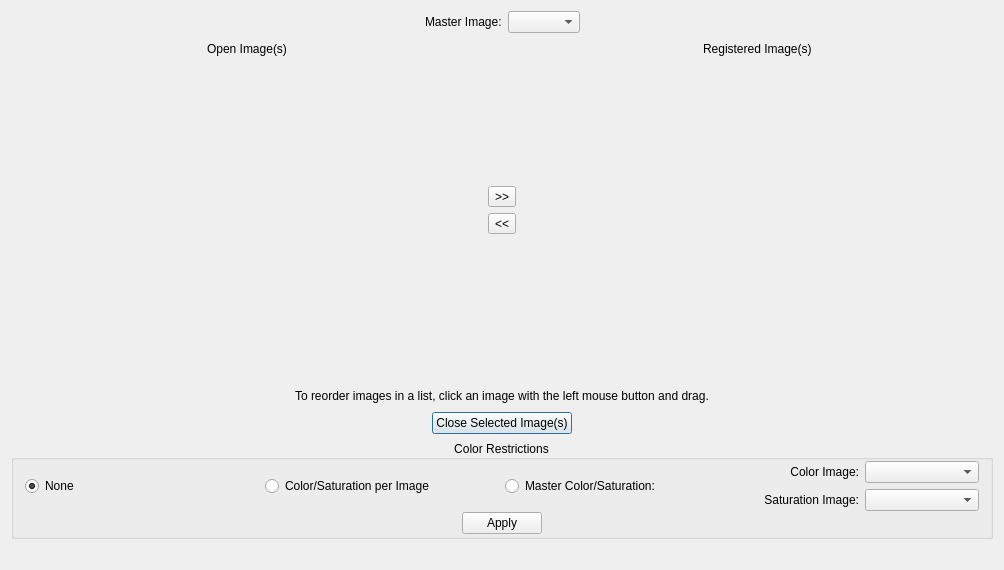
This is code/display/QtViewer/ImageManager/ImageManagerDialog.ui in radio-astro/casa as Qt 5 draws it before an edit. The edited form follows.
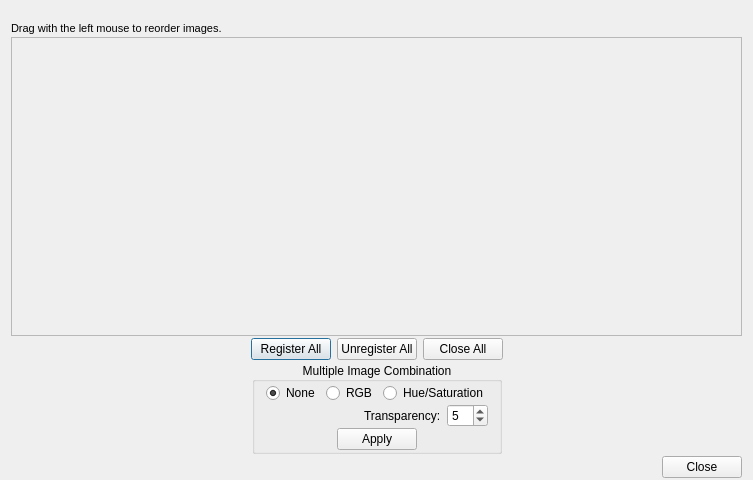
This is the edited form.

Commit message: New Development: No             JIRA Issue: CAS-4081         Ready for Test: No      Interface Changes: Yes What Interface Changed: Extensive changes to Viewer/Image Manager Interface          Test Programs: List test programs   Put in Release Notes: No              Module(s): Viewer/Image Manager            Description: Rework of Image Manager based on review by Ott and Kern.

Diff of the .ui file:
```diff
--- a/code/display/QtViewer/ImageManager/ImageManagerDialog.ui
+++ b/code/display/QtViewer/ImageManager/ImageManagerDialog.ui
@@ -6,64 +6,23 @@
    <rect>
     <x>0</x>
     <y>0</y>
-    <width>1004</width>
-    <height>570</height>
+    <width>753</width>
+    <height>480</height>
    </rect>
   </property>
   <property name="windowTitle">
    <string>ImageManagerDialog</string>
   </property>
-  <layout class="QVBoxLayout" name="verticalLayout_6">
-   <item>
-    <layout class="QHBoxLayout" name="horizontalLayout">
-     <item>
-      <spacer name="horizontalSpacer">
-       <property name="orientation">
-        <enum>Qt::Horizontal</enum>
-       </property>
-       <property name="sizeHint" stdset="0">
-        <size>
-         <width>40</width>
-         <height>20</height>
-        </size>
-       </property>
-      </spacer>
-     </item>
-     <item>
-      <widget class="QLabel" name="label_3">
-       <property name="text">
-        <string>Master Image:</string>
-       </property>
-      </widget>
-     </item>
-     <item>
-      <widget class="QComboBox" name="masterImageComboBox">
-       <property name="toolTip">
-        <string>Select the image used to set the field of view.</string>
-       </property>
-      </widget>
-     </item>
-     <item>
-      <spacer name="horizontalSpacer_2">
-       <property name="orientation">
-        <enum>Qt::Horizontal</enum>
-       </property>
-       <property name="sizeHint" stdset="0">
-        <size>
-         <width>40</width>
-         <height>20</height>
-        </size>
-       </property>
-      </spacer>
-     </item>
-    </layout>
-   </item>
-   <item>
-    <layout class="QHBoxLayout" name="horizontalLayout_10">
-     <item>
       <layout class="QVBoxLayout" name="verticalLayout_2">
-       <item>
-        <layout class="QHBoxLayout" name="horizontalLayout_2">
+   <property name="spacing">
+    <number>2</number>
+   </property>
+   <property name="topMargin">
+    <number>2</number>
+   </property>
+   <property name="bottomMargin">
+    <number>2</number>
+   </property>
          <item>
           <spacer name="horizontalSpacer_8">
            <property name="orientation">
@@ -78,181 +37,36 @@
           </spacer>
          </item>
          <item>
-          <widget class="QLabel" name="label_2">
-           <property name="text">
-            <string>Open Image(s)</string>
-           </property>
-          </widget>
-         </item>
-         <item>
-          <spacer name="horizontalSpacer_9">
-           <property name="orientation">
-            <enum>Qt::Horizontal</enum>
-           </property>
-           <property name="sizeHint" stdset="0">
-            <size>
-             <width>40</width>
-             <height>20</height>
-            </size>
-           </property>
-          </spacer>
-         </item>
-        </layout>
-       </item>
-       <item>
-        <widget class="QWidget" name="openHolder" native="true">
-         <property name="sizePolicy">
-          <sizepolicy hsizetype="Expanding" vsizetype="Expanding">
-           <horstretch>0</horstretch>
-           <verstretch>0</verstretch>
-          </sizepolicy>
-         </property>
-        </widget>
-       </item>
-      </layout>
-     </item>
-     <item>
-      <layout class="QVBoxLayout" name="verticalLayout_3">
-       <item>
-        <spacer name="verticalSpacer">
-         <property name="orientation">
-          <enum>Qt::Vertical</enum>
-         </property>
-         <property name="sizeHint" stdset="0">
-          <size>
-           <width>20</width>
-           <height>40</height>
-          </size>
-         </property>
-        </spacer>
-       </item>
-       <item>
-        <widget class="QToolButton" name="openToRegisteredButton">
-         <property name="toolTip">
-          <string>Move selected open (undisplayed) image(s) to registered (displayed) status.</string>
-         </property>
-         <property name="text">
-          <string>&gt;&gt;</string>
-         </property>
-        </widget>
-       </item>
-       <item>
-        <widget class="QToolButton" name="registerToOpenButton">
-         <property name="toolTip">
-          <string>Move selected registered (displayed) images to open (undisplayed) status.</string>
-         </property>
-         <property name="text">
-          <string>&lt;&lt;</string>
-         </property>
-        </widget>
-       </item>
-       <item>
-        <spacer name="verticalSpacer_2">
-         <property name="orientation">
-          <enum>Qt::Vertical</enum>
-         </property>
-         <property name="sizeHint" stdset="0">
-          <size>
-           <width>20</width>
-           <height>40</height>
-          </size>
-         </property>
-        </spacer>
-       </item>
-      </layout>
-     </item>
-     <item>
-      <layout class="QVBoxLayout" name="verticalLayout">
-       <item>
-        <layout class="QHBoxLayout" name="horizontalLayout_9">
-         <item>
-          <spacer name="horizontalSpacer_10">
-           <property name="orientation">
-            <enum>Qt::Horizontal</enum>
-           </property>
-           <property name="sizeHint" stdset="0">
-            <size>
-             <width>40</width>
-             <height>20</height>
-            </size>
-           </property>
-          </spacer>
-         </item>
-         <item>
           <widget class="QLabel" name="label">
+     <property name="font">
+      <font>
+       <pointsize>8</pointsize>
+      </font>
+     </property>
            <property name="text">
-            <string>&lt;font color='black'&gt;Registered Image(s)&lt;/font&gt;</string>
+      <string>Drag with the left mouse to reorder images.</string>
            </property>
           </widget>
          </item>
          <item>
-          <spacer name="horizontalSpacer_11">
-           <property name="orientation">
-            <enum>Qt::Horizontal</enum>
-           </property>
-           <property name="sizeHint" stdset="0">
-            <size>
-             <width>40</width>
-             <height>20</height>
-            </size>
-           </property>
-          </spacer>
-         </item>
-        </layout>
-       </item>
-       <item>
-        <widget class="QWidget" name="displayedHolder" native="true">
-         <property name="sizePolicy">
-          <sizepolicy hsizetype="Expanding" vsizetype="Expanding">
-           <horstretch>0</horstretch>
-           <verstretch>0</verstretch>
-          </sizepolicy>
-         </property>
-        </widget>
-       </item>
-      </layout>
-     </item>
-    </layout>
-   </item>
-   <item>
-    <layout class="QHBoxLayout" name="horizontalLayout_11">
-     <item>
-      <spacer name="horizontalSpacer_12">
-       <property name="orientation">
-        <enum>Qt::Horizontal</enum>
-       </property>
-       <property name="sizeHint" stdset="0">
-        <size>
-         <width>40</width>
-         <height>20</height>
-        </size>
-       </property>
-      </spacer>
-     </item>
-     <item>
-      <widget class="QLabel" name="label_6">
-       <property name="text">
-        <string>To reorder images in a list, click an image with the left mouse button and drag.</string>
-       </property>
+    <widget class="QScrollArea" name="imageHolder">
+     <property name="widgetResizable">
+      <bool>true</bool>
+     </property>
+     <widget class="QWidget" name="scrollAreaWidgetContents">
+      <property name="geometry">
+       <rect>
+        <x>0</x>
+        <y>0</y>
+        <width>731</width>
+        <height>265</height>
+       </rect>
+      </property>
+     </widget>
       </widget>
      </item>
      <item>
-      <spacer name="horizontalSpacer_13">
-       <property name="orientation">
-        <enum>Qt::Horizontal</enum>
-       </property>
-       <property name="sizeHint" stdset="0">
-        <size>
-         <width>40</width>
-         <height>20</height>
-        </size>
-       </property>
-      </spacer>
-     </item>
-    </layout>
-   </item>
-   <item>
-    <layout class="QHBoxLayout" name="horizontalLayout_3">
+    <layout class="QHBoxLayout" name="horizontalLayout_2">
      <item>
       <spacer name="horizontalSpacer_3">
        <property name="orientation">
@@ -260,19 +74,39 @@
        </property>
        <property name="sizeHint" stdset="0">
         <size>
-         <width>40</width>
+         <width>13</width>
          <height>20</height>
         </size>
        </property>
       </spacer>
      </item>
      <item>
-      <widget class="QPushButton" name="closeImageButton">
+      <widget class="QPushButton" name="registerButton">
        <property name="toolTip">
         <string>Close selected image(s).</string>
        </property>
        <property name="text">
-        <string>Close Selected Image(s)</string>
+        <string>Register All</string>
+       </property>
+      </widget>
+     </item>
+     <item>
+      <widget class="QPushButton" name="unregisterButton">
+       <property name="toolTip">
+        <string>Unregister (remove from the display) all images.</string>
+       </property>
+       <property name="text">
+        <string>Unregister All</string>
+       </property>
+      </widget>
+     </item>
+     <item>
+      <widget class="QPushButton" name="closeButton">
+       <property name="toolTip">
+        <string>Close (remove from memory) all images.</string>
+       </property>
+       <property name="text">
+        <string>Close All</string>
        </property>
       </widget>
      </item>
@@ -283,23 +117,38 @@
        </property>
        <property name="sizeHint" stdset="0">
         <size>
-         <width>40</width>
+         <width>13</width>
          <height>20</height>
         </size>
        </property>
       </spacer>
      </item>
     </layout>
+   </item>
+   <item>
+    <layout class="QHBoxLayout" name="horizontalLayout_5">
+     <item>
+      <spacer name="horizontalSpacer_9">
+       <property name="orientation">
+        <enum>Qt::Horizontal</enum>
+       </property>
+       <property name="sizeHint" stdset="0">
+        <size>
+         <width>40</width>
+         <height>20</height>
+        </size>
+       </property>
+      </spacer>
    </item>
    <item>
     <widget class="QGroupBox" name="colorRestrictionsGroupBox">
      <property name="title">
-      <string>Color Restrictions</string>
+        <string>Multiple Image Combination</string>
      </property>
      <property name="alignment">
       <set>Qt::AlignCenter</set>
      </property>
-     <layout class="QVBoxLayout" name="verticalLayout_5">
+       <layout class="QVBoxLayout" name="verticalLayout">
       <property name="spacing">
        <number>1</number>
       </property>
@@ -307,10 +156,10 @@
        <number>1</number>
       </property>
       <property name="bottomMargin">
-       <number>2</number>
+         <number>1</number>
       </property>
       <item>
-       <layout class="QHBoxLayout" name="horizontalLayout_7">
+         <layout class="QHBoxLayout" name="horizontalLayout_4">
         <item>
          <widget class="QRadioButton" name="noneRadio">
           <property name="toolTip">
@@ -330,7 +179,7 @@
            <string>Each image should be displayed using its specified color and its saturation reflecting image intensity.</string>
           </property>
           <property name="text">
-           <string>Color/Saturation per Image</string>
+             <string>RGB</string>
           </property>
          </widget>
         </item>
@@ -340,55 +189,43 @@
            <string>Display all images with the color coming from one image and the saturation coming from another image.</string>
           </property>
           <property name="text">
-           <string>Master Color/Saturation:</string>
+             <string>Hue/Saturation</string>
           </property>
          </widget>
         </item>
+         </layout>
+        </item>
         <item>
-         <layout class="QVBoxLayout" name="verticalLayout_4">
+         <layout class="QHBoxLayout" name="horizontalLayout_3">
           <item>
-           <layout class="QHBoxLayout" name="horizontalLayout_4">
-            <item>
-             <widget class="QLabel" name="label_4">
-              <property name="text">
-               <string>Color Image:</string>
-              </property>
-              <property name="alignment">
-               <set>Qt::AlignRight|Qt::AlignTrailing|Qt::AlignVCenter</set>
-              </property>
-             </widget>
+           <spacer name="horizontalSpacer">
+            <property name="orientation">
+             <enum>Qt::Horizontal</enum>
+            </property>
+            <property name="sizeHint" stdset="0">
+             <size>
+              <width>40</width>
+              <height>20</height>
+             </size>
+            </property>
+           </spacer>
             </item>
             <item>
-             <widget class="QComboBox" name="colorImageCombo">
-              <property name="toolTip">
-               <string>Select the image that is the color source.</string>
+           <widget class="QLabel" name="transparencyLabel">
+            <property name="text">
+             <string>Transparency:</string>
               </property>
              </widget>
             </item>
-           </layout>
-          </item>
           <item>
-           <layout class="QHBoxLayout" name="horizontalLayout_5">
-            <item>
-             <widget class="QLabel" name="label_5">
-              <property name="text">
-               <string>Saturation Image:</string>
-              </property>
-              <property name="alignment">
-               <set>Qt::AlignRight|Qt::AlignTrailing|Qt::AlignVCenter</set>
-              </property>
-             </widget>
-            </item>
-            <item>
-             <widget class="QComboBox" name="saturationImageCombo">
-              <property name="toolTip">
-               <string>Select the image that is the saturation source.</string>
-              </property>
-             </widget>
-            </item>
-           </layout>
-          </item>
-         </layout>
+           <widget class="QSpinBox" name="transparencySpinBox">
+            <property name="maximum">
+             <number>10</number>
+            </property>
+            <property name="value">
+             <number>5</number>
+            </property>
+           </widget>
         </item>
        </layout>
       </item>
@@ -436,8 +273,22 @@
     </widget>
    </item>
    <item>
-    <layout class="QHBoxLayout" name="horizontalLayout_6"/>
-   </item>
+      <spacer name="horizontalSpacer_10">
+       <property name="orientation">
+        <enum>Qt::Horizontal</enum>
+       </property>
+       <property name="sizeHint" stdset="0">
+        <size>
+         <width>40</width>
+         <height>20</height>
+        </size>
+       </property>
+      </spacer>
+     </item>
+    </layout>
+   </item>
+   <item>
+    <layout class="QHBoxLayout" name="horizontalLayout">
    <item>
     <spacer name="horizontalSpacer_7">
      <property name="orientation">
@@ -450,6 +301,18 @@
       </size>
      </property>
     </spacer>
+     </item>
+     <item>
+      <widget class="QPushButton" name="closeDialogButton">
+       <property name="toolTip">
+        <string>Close this dialog.</string>
+       </property>
+       <property name="text">
+        <string>Close</string>
+       </property>
+      </widget>
+     </item>
+    </layout>
    </item>
   </layout>
  </widget>
```
Left out of the diff: 2 changed lines with no effect on the pictures. Lines whose indentation alone changed are shown as unchanged. The commit also changes 42 other files.
